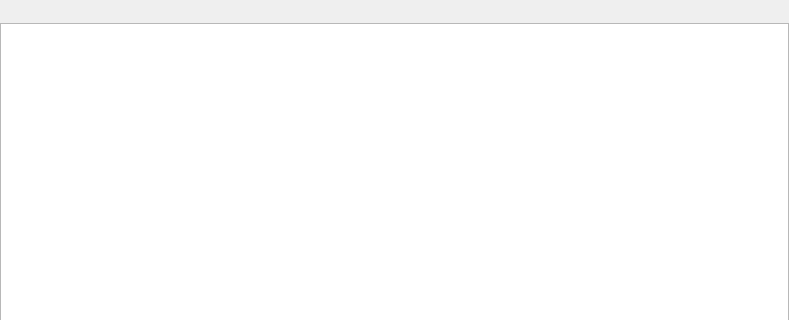
Before: the Qt Designer form src/ui/page_finite_sticker_collection.ui in Craftkuro/StickerGenie, drawn with Qt 5; both pictures show x 0 to 789 and y 0 to 320 of the 789 by 459 pixel window.
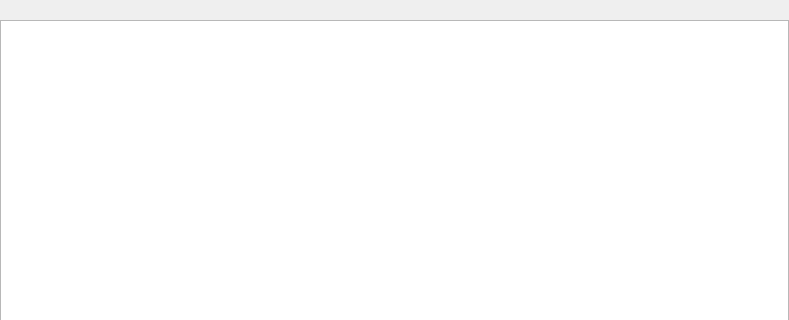
After: the same form once the commit is applied. Custom widgets are drawn as their Qt base class.

Commit message: misc: 调整元素间距，使得图片尺寸滑块看起来垂直居中，图片审阅对话框内部元素对齐

What changed in the file:
```diff
--- a/src/ui/page_finite_sticker_collection.ui
+++ b/src/ui/page_finite_sticker_collection.ui
@@ -14,6 +14,9 @@
    <string>Form</string>
   </property>
   <layout class="QVBoxLayout" name="verticalLayout">
+   <property name="spacing">
+    <number>3</number>
+   </property>
    <property name="leftMargin">
     <number>0</number>
    </property>
```
Lines whose indentation alone changed are shown as unchanged. The commit also changes 2 other files.
